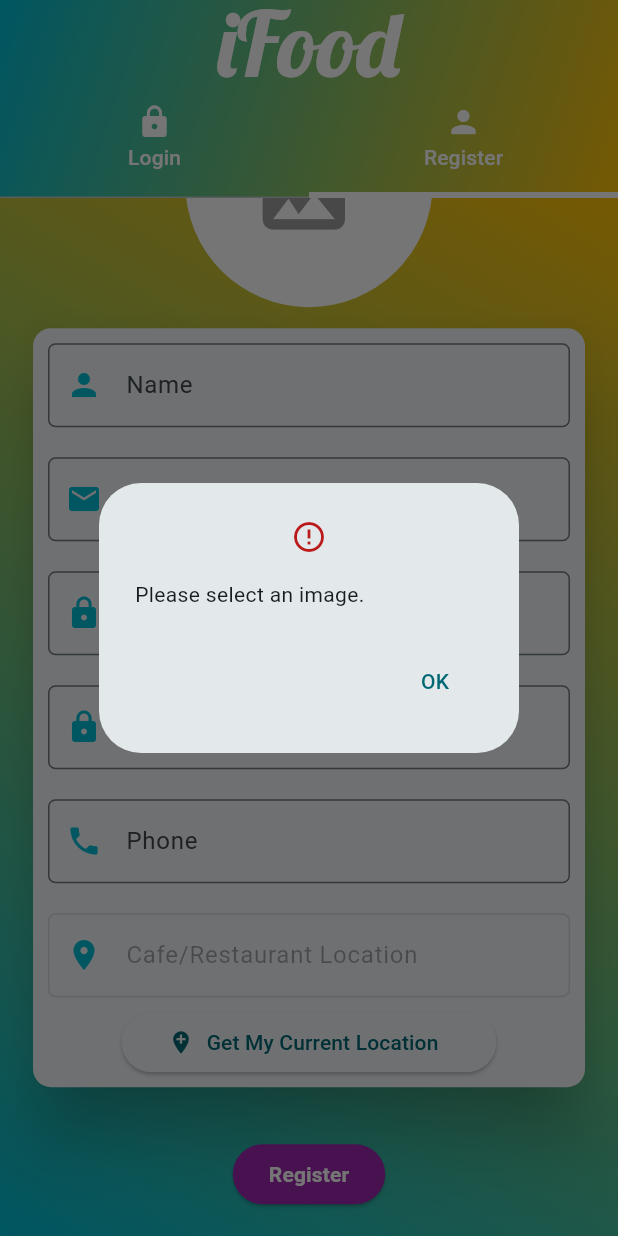
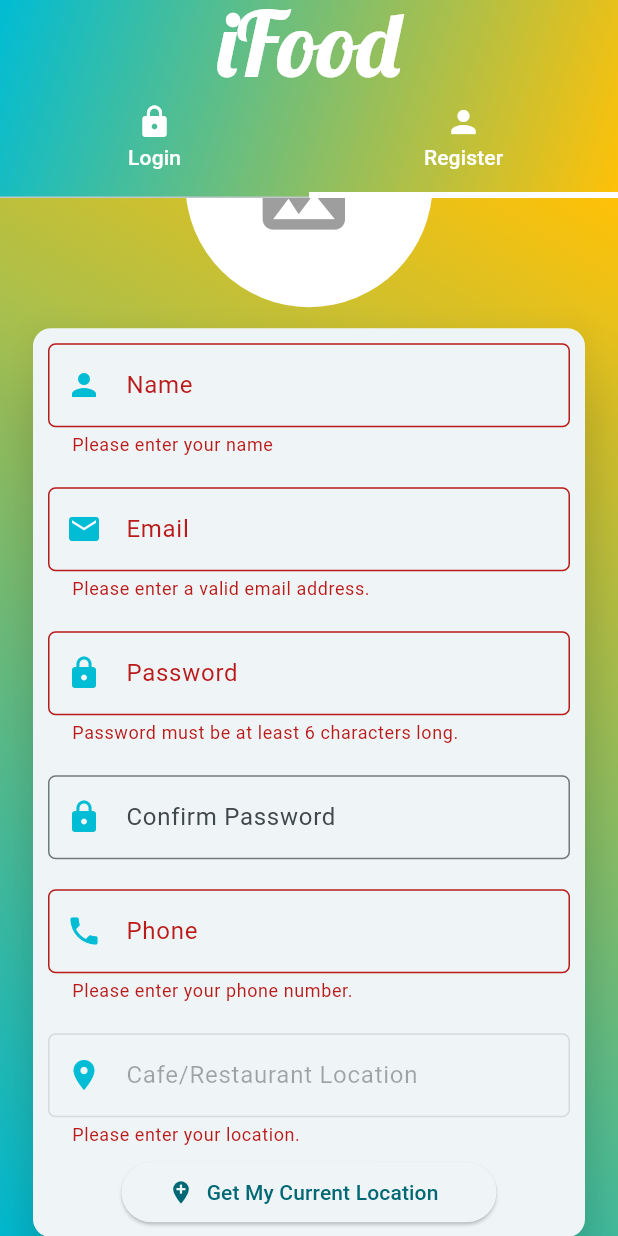
Before and after one commit to KiarashKiani79/ifood, a Flutter app: the screen it shows after launch, tab 2 chosen, scrolled down 110 dp, after a tap on "Register", on a phone screen of 412 x 824 dp. Run offline on Flutter 3.47's test engine with Material 2 defaults, Android fonts, the phone set to English and light mode, and no system bars; our stand-ins replace firebase_core, geocoding, geolocator, image_picker; accounts and stored records are empty.

Commit message:
add form validations

```diff
--- a/lib/authentication/login_screen.dart
+++ b/lib/authentication/login_screen.dart
@@ -35,12 +35,12 @@ class _LoginScreenState extends State<LoginScreen> {
                     CustomTextField(
                       controller: emailController,
                       icon: Icons.email,
-                      lableText: "Email",
+                      labelText: "Email",
                     ),
                     CustomTextField(
                       controller: passwordController,
                       icon: Icons.lock,
-                      lableText: "Password",
+                      labelText: "Password",
                       isObscure: true,
                     ),
                   ],
--- a/lib/authentication/register_screen.dart
+++ b/lib/authentication/register_screen.dart
@@ -79,7 +79,11 @@ class _RegisterScreenState extends State<RegisterScreen> {
     }
   }
 
-  Future<void> _formValidation() async {
+  Future<void> _submit() async {
+    if (!_formKey.currentState!.validate()) {
+      // Invalid!
+      return;
+    }
     if (imageFile == null) {
       return showDialog(
         context: context,
@@ -88,6 +92,8 @@ class _RegisterScreenState extends State<RegisterScreen> {
         ),
       );
     }
+
+    _formKey.currentState!.save();
   }
 
   @override
@@ -124,36 +130,77 @@ class _RegisterScreenState extends State<RegisterScreen> {
                     CustomTextField(
                       controller: nameController,
                       icon: Icons.person,
-                      lableText: "Name",
+                      labelText: "Name",
+                      validator: (value) {
+                        if (value!.isEmpty) {
+                          return "Please enter your name";
+                        }
+                        return null;
+                      },
                     ),
                     CustomTextField(
                       controller: emailController,
                       icon: Icons.email,
-                      lableText: "Email",
+                      labelText: "Email",
+                      validator: (value) {
+                        if (value!.isEmpty || !value.contains('@')) {
+                          return 'Please enter a valid email address.';
+                        }
+                        return null;
+                      },
                     ),
                     CustomTextField(
                       controller: passwordController,
                       icon: Icons.lock,
-                      lableText: "Password",
+                      labelText: "Password",
                       isObscure: true,
+                      validator: (value) {
+                        if (value!.isEmpty || value.length < 6) {
+                          return 'Password must be at least 6 characters long.';
+                        }
+                        return null;
+                      },
                     ),
                     CustomTextField(
                       controller: confirmPasswordController,
                       icon: Icons.lock,
-                      lableText: "Confirm Password",
+                      labelText: "Confirm Password",
                       isObscure: true,
+                      validator: (value) {
+                        if (value != passwordController!.text) {
+                          return 'Passwords do not match!';
+                        }
+                        return null;
+                      },
                     ),
                     CustomTextField(
                       controller: phoneController,
                       icon: Icons.phone,
-                      lableText: "Phone",
+                      labelText: "Phone",
                       keyboardType: TextInputType.phone,
+                      validator: (value) {
+                        if (value!.isEmpty) {
+                          return "Please enter your phone number.";
+                        }
+                        if (double.tryParse(value) == null ||
+                            double.parse(value) <= 10) {
+                          return "Please enter a valid phone number.";
+                        }
+
+                        return null;
+                      },
                     ),
                     CustomTextField(
                       controller: locationController,
                       icon: Icons.location_on,
-                      lableText: "Cafe/Restaurant Location",
+                      labelText: "Cafe/Restaurant Location",
                       enabled: false,
+                      validator: (value) {
+                        if (value!.isEmpty) {
+                          return "Please enter your location.";
+                        }
+                        return null;
+                      },
                     ),
                     SizedBox(
                       width: 250,
@@ -173,7 +220,7 @@ class _RegisterScreenState extends State<RegisterScreen> {
             ),
             const SizedBox(height: 30),
             ElevatedButton(
-              onPressed: _formValidation,
+              onPressed: _submit,
               style: ButtonStyle(
                 backgroundColor:
                     MaterialStateProperty.all<Color>(Colors.purple),
--- a/lib/widgets/custom_text_field.dart
+++ b/lib/widgets/custom_text_field.dart
@@ -3,17 +3,19 @@ import 'package:flutter/material.dart';
 class CustomTextField extends StatelessWidget {
   final TextEditingController? controller;
   final IconData? icon;
-  final String? lableText;
+  final String? labelText;
+  String? Function(String?)? validator;
   final TextInputType keyboardType;
   final TextInputAction textInputAction;
   final bool isObscure;
   final bool enabled;
 
-  const CustomTextField({
+  CustomTextField({
     Key? key,
     @required this.controller,
     @required this.icon,
-    @required this.lableText,
+    @required this.labelText,
+    @required this.validator,
     this.keyboardType = TextInputType.text,
     this.textInputAction = TextInputAction.next,
     this.isObscure = false,
@@ -31,6 +33,7 @@ class CustomTextField extends StatelessWidget {
         controller: controller,
         keyboardType: keyboardType,
         textInputAction: textInputAction,
+        validator: validator,
         obscureText: isObscure,
         enabled: enabled,
         decoration: InputDecoration(
@@ -39,7 +42,7 @@ class CustomTextField extends StatelessWidget {
               Radius.circular(5),
             ),
           ),
-          labelText: lableText,
+          labelText: labelText,
           prefixIcon: Icon(
             icon,
             color: Colors.cyan,
--- a/lib/widgets/error_dialog.dart
+++ b/lib/widgets/error_dialog.dart
@@ -11,6 +11,7 @@ class ErrorDialog extends StatelessWidget {
       title: Icon(
         Icons.error_outline,
         color: Theme.of(context).colorScheme.error,
+        size: 30,
       ),
       content: Text(message),
       actions: [
```
